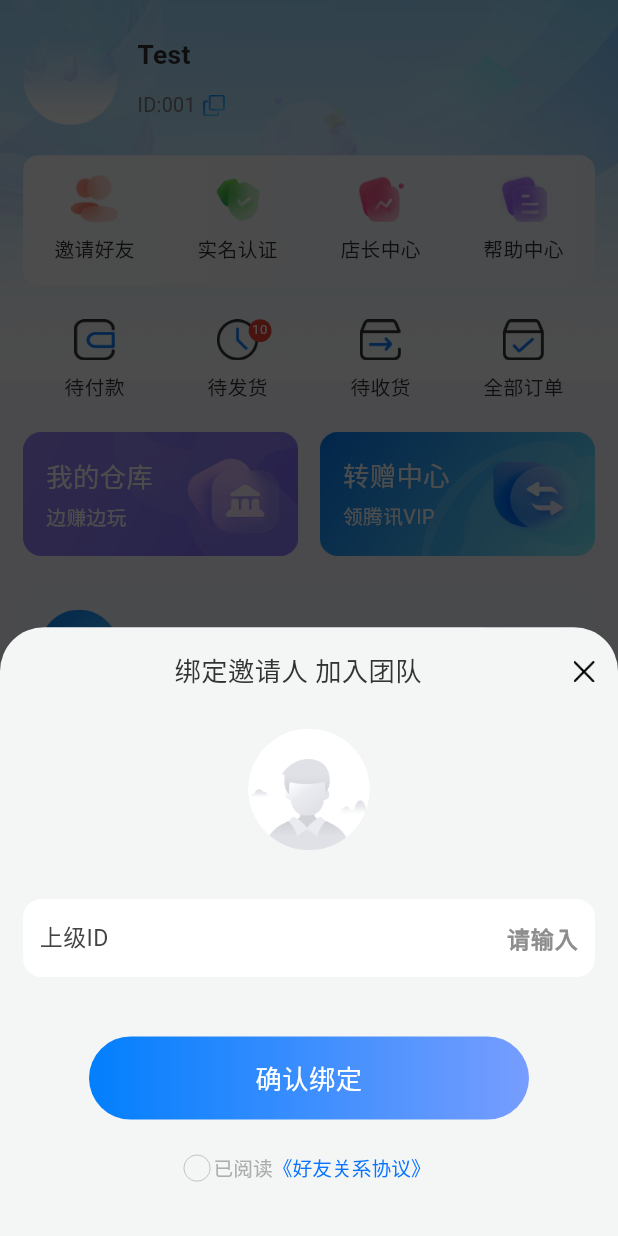
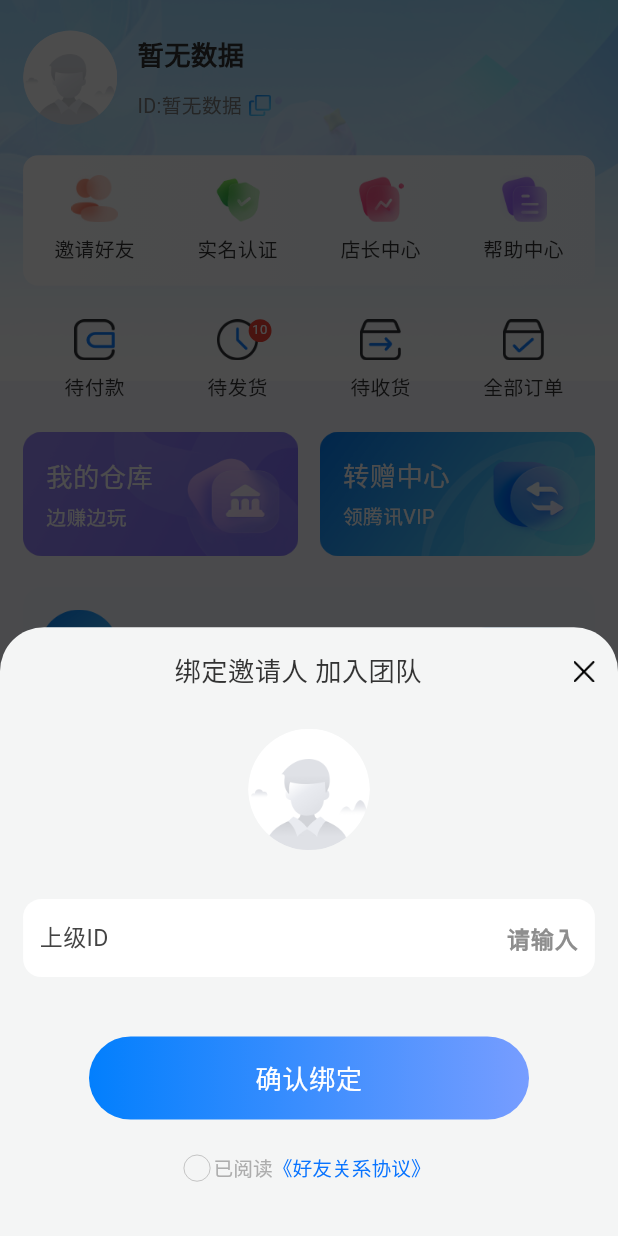
Before and after one commit to hannah2024Flutter/chengbaoworld-ui, a Flutter app: the Mine screen opened directly, after a tap on "邀请好友", on a phone screen of 412 x 824 dp. Run offline on Flutter 3.47's test engine with Material 3 defaults, Android fonts, the light colour scheme and no system bars; our stand-ins replace dio, easy_refresh, flutter_easyloading, flutter_screenutil, get, pretty_dio_logger and 1 more; accounts and stored records are empty.

Commit message:
展示用户昵称、头像、ID

```diff
--- /dev/null
+++ b/lib/pages/mine/controller/mine_controller.dart
@@ -0,0 +1,12 @@
+import 'package:get/get.dart';
+
+/// 创建时间：2024/1/27
+/// 作者：hannah
+/// 描述：
+
+class MineController extends GetxController {
+  @override
+  void onInit() {
+    super.onInit();
+  }
+}
--- a/lib/pages/mine/mine.dart
+++ b/lib/pages/mine/mine.dart
@@ -1,9 +1,12 @@
+import 'package:castleworld/common/services/user_service.dart';
 import 'package:castleworld/config/Utils.dart';
+import 'package:castleworld/pages/mine/controller/mine_controller.dart';
+import 'package:castleworld/pages/mine/widgets/mine_center_widget.dart';
 import 'package:castleworld/pages/mine/widgets/mine_common_function_widget.dart';
-import 'package:castleworld/pages/mine/widgets/mine_center_widget.dart';
 import 'package:castleworld/pages/mine/widgets/mine_function_widget.dart';
 import 'package:flutter/material.dart';
 import 'package:flutter_screenutil/flutter_screenutil.dart';
+import 'package:get/get.dart';
 
 /// 创建时间：2024/1/26
 /// 作者：hannah
@@ -17,6 +20,14 @@ class Mine extends StatefulWidget {
 }
 
 class _MineState extends State<Mine> {
+  MineController dataController = Get.put(MineController());
+
+  @override
+  initState() {
+    super.initState();
+    dataController.onInit();
+  }
+
   @override
   Widget build(BuildContext context) {
     return Scaffold(
@@ -69,19 +80,26 @@ class _MineState extends State<Mine> {
       children: [
         ClipRRect(
           borderRadius: BorderRadius.all(Radius.circular(62.r)),
-          child: Image.asset(
-            getImgPath('bg_mine_title'),
-            fit: BoxFit.fill,
-            width: 62.r,
-            height: 62.r,
-          ),
+          child: UserService().userInfo.avatar?.isNotEmpty == true
+              ? Image.network(
+                  UserService().userInfo.avatar ?? '',
+                  fit: BoxFit.fill,
+                  width: 62.r,
+                  height: 62.r,
+                )
+              : Image.asset(
+                  getImgPath('ic_mine_image_default'),
+                  fit: BoxFit.fill,
+                  width: 62.r,
+                  height: 62.r,
+                ),
         ),
         SizedBox(width: 12.w),
         Column(
           crossAxisAlignment: CrossAxisAlignment.start,
           children: [
             Text(
-              'Test',
+              UserService().userInfo.nickname ?? '暂无数据',
               style: TextStyle(
                 // fontFamily: 'yf',
                 fontSize: 16.sp,
@@ -93,7 +111,7 @@ class _MineState extends State<Mine> {
             Row(
               children: [
                 Text(
-                  'ID:001',
+                  'ID:${UserService().userInfo.id ?? '暂无数据'}',
                   style: TextStyle(fontSize: 12.sp, color: const Color(0xff7b7b7b)),
                 ),
                 SizedBox(width: 4.w),
```
